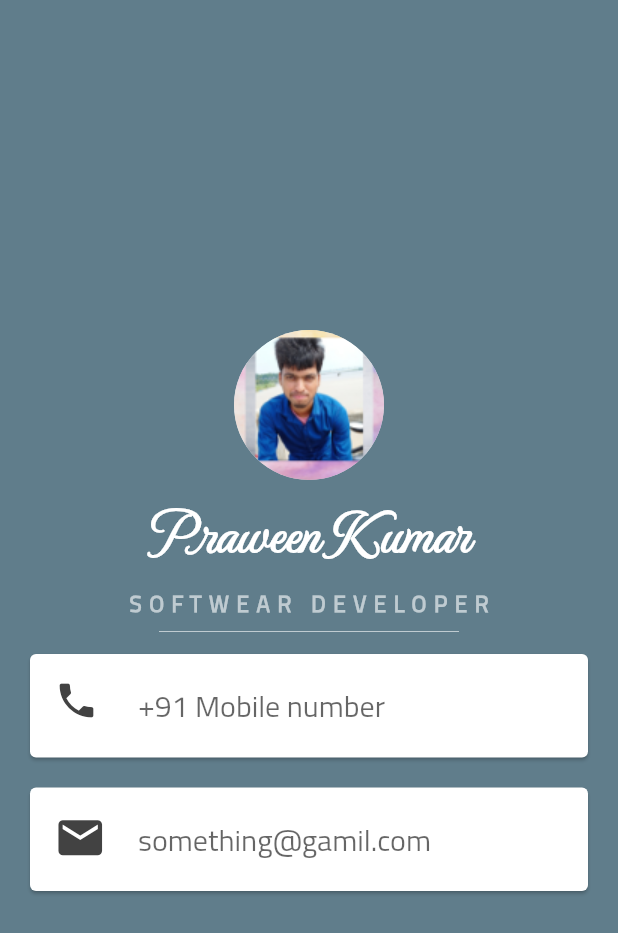
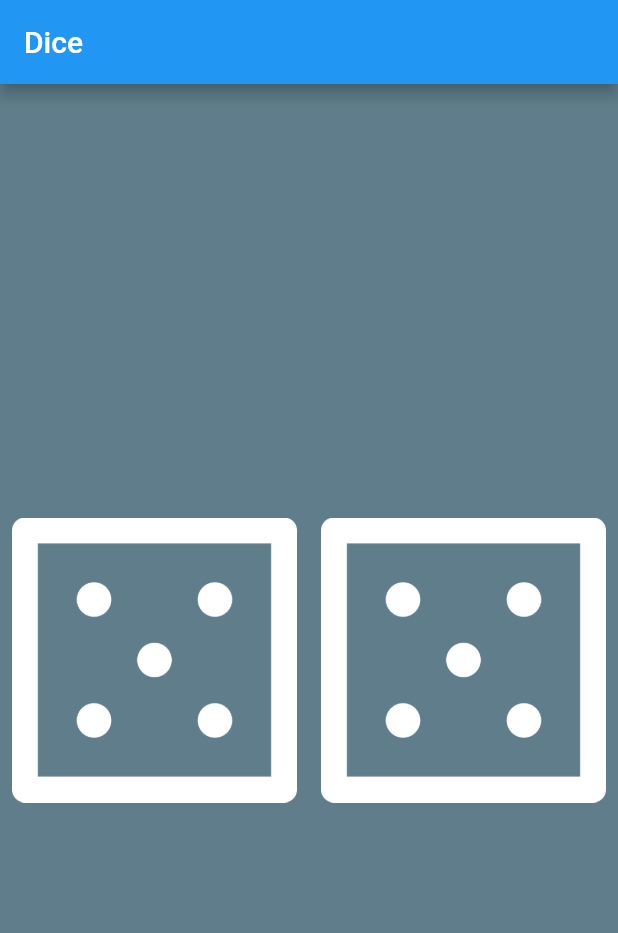
Before and after one commit to praween-link/MyFlutter, a Flutter app: the screen it shows after launch, on a phone screen of 412 x 824 dp. Shown: the top 933 px of the screen. Run offline on Flutter 3.47's test engine with Material 2 defaults, Android fonts, the phone set to English and light mode, and no system bars.

Commit message:
Flutter-10 commit : Create Dice

```diff
--- a/lib/main.dart
+++ b/lib/main.dart
@@ -1,16 +1,24 @@
-//////////////////////////////////
-/// Icons : https://icons8.com/
-///
-/// Design Images : https://www.canva.com/design/DAEKpZ6GAO8/LnuM1P5tikAocuurR8BCIg/edit
-///
-///
-//////////////////////////////////
-
 import 'package:flutter/material.dart';
-import 'package:flutter/services.dart';
+import 'dart:math';
 
 void main() {
-  runApp(MyApp());
+  runApp(
+    MaterialApp(
+      title: 'Dice',
+      theme: ThemeData(
+        primarySwatch: Colors.blue,
+      ),
+      home: Scaffold(
+        backgroundColor: Colors.blueGrey,
+        appBar: AppBar(
+          title: Text("Dice"),
+        ),
+        body: SafeArea(
+          child: MyApp(),
+        ),
+      ),
+    ),
+  );
 }
 
 class MyApp extends StatefulWidget {
@@ -20,98 +28,41 @@ class MyApp extends StatefulWidget {
 }
 
 class _MyAppState extends State<MyApp> {
+  int leftDiceNumber = Random().nextInt(6) + 1;
+  int rightDiceNumber = Random().nextInt(6) + 1;
+
+  void change_left() {
+    setState(() {
+      leftDiceNumber = Random().nextInt(6) + 1;
+    });
+  }
+
+  void change_right() {
+    setState(() {
+      rightDiceNumber = Random().nextInt(6) + 1;
+    });
+  }
+
   @override
   Widget build(BuildContext context) {
-    return MaterialApp(
-        title: 'Flutter Demo',
-        theme: ThemeData(
-          primarySwatch: Colors.blue,
-        ),
-        home: Scaffold(
-          backgroundColor: Colors.blueGrey,
-          body: SafeArea(
-            child: Column(
-              mainAxisAlignment: MainAxisAlignment.center,
-              children: <Widget>[
-                CircleAvatar(
-                  radius: 50.0,
-                  backgroundColor: Colors.blueGrey.shade100,
-                  backgroundImage: AssetImage('images/iam.png'),
-                ),
-                Text(
-                  'Praween Kumar',
-                  style: TextStyle(
-                      color: Colors.white,
-                      fontSize: 40.0,
-                      fontWeight: FontWeight.bold,
-                      fontFamily: 'MonteCarlo'),
-                ),
-                Text(
-                  'SOFTWEAR DEVELOPER',
-                  style: TextStyle(
-                      color: Colors.white60,
-                      fontSize: 15.0,
-                      fontWeight: FontWeight.bold,
-                      fontFamily: 'Cairo',
-                      letterSpacing: 5.0),
-                ),
-
-                SizedBox(
-                  height: 10.0,
-                  width: 200.0,
-                  child: Divider(
-                    color: Colors.white60,
-                  ),
-                ),
-                Card(
-                  color: Colors.white,
-                  margin:
-                      EdgeInsets.symmetric(horizontal: 20.0, vertical: 10.0),
-                  child: ListTile(
-                    leading: Icon(
-                      Icons.phone,
-                      color: Colors.grey.shade800,
-                      size: 30.0,
-                    ),
-                    title: TextFormField(
-                      style: TextStyle(
-                          color: Colors.grey.shade900,
-                          fontSize: 20.0,
-                          fontFamily: 'Cairo',
-                        ),
-                      decoration: InputDecoration(
-                        hintText: '+91 Mobile number',
-                        border: InputBorder.none,
-                      ),
-                    ),
-                  ),
-                ),
-                Card(
-                  color: Colors.white,
-                  margin:
-                      EdgeInsets.symmetric(horizontal: 20.0, vertical: 10.0),
-                  child: ListTile(
-                    leading: Icon(
-                      Icons.email,
-                      color: Colors.grey.shade800,
-                      size: 35.0,
-                    ),
-                    title: TextFormField(
-                      style: TextStyle(
-                        color: Colors.grey.shade900,
-                        fontSize: 20.0,
-                        fontFamily: 'Cairo',
-                      ),
-                      decoration: InputDecoration(
-                        hintText: 'something@gamil.com',
-                        border: InputBorder.none,
-                      ),
-                    ),
-                  ),
-                ),
-              ],
+    return Center(
+      child: Row(
+        mainAxisAlignment: MainAxisAlignment.spaceEvenly,
+        children: <Widget>[
+          Expanded(
+            child: TextButton(
+              onPressed: () => change_left(),
+              child: Image.asset('images/dice$leftDiceNumber.png'),
             ),
           ),
-        ));
+          Expanded(
+            child: TextButton(
+              child: Image.asset('images/dice$rightDiceNumber.png'),
+              onPressed: () => change_right(),
+            ),
+          ),
+        ],
+      ),
+    );
   }
 }
```
Also changed, not shown: images/dice1.png (added), images/dice2.png (added), images/dice3.png (added), images/dice4.png (added), images/dice5.png (added), images/dice6.png (added).
